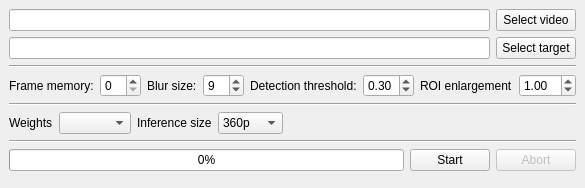
tfaehse/DashcamCleaner, file dashcamcleaner/src/mainwindow.ui: the form before one commit.
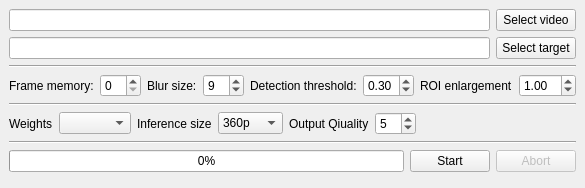
The form after the commit.

Commit message: Make quality adjustable - switch to imageio for video writing - make error messages more expressive

```diff
--- a/dashcamcleaner/src/mainwindow.ui
+++ b/dashcamcleaner/src/mainwindow.ui
@@ -183,6 +183,23 @@
         </item>
        </widget>
       </item>
+                        <item>
+                            <widget class="QLabel" name="label_7">
+                                <property name="text">
+                                    <string>Output Qiuality</string>
+                                </property>
+                            </widget>
+                        </item>
+                        <item>
+                            <widget class="QSpinBox" name="spin_quality">
+                                <property name="maximum">
+                                    <number>10</number>
+                                </property>
+                                <property name="value">
+                                    <number>5</number>
+                                </property>
+                            </widget>
+                        </item>
       <item>
        <spacer name="horizontalSpacer">
         <property name="orientation">
```
Left out of the diff: 2 changed lines with no effect on the pictures. Lines whose indentation alone changed are shown as unchanged. The commit also changes 6 other files.
